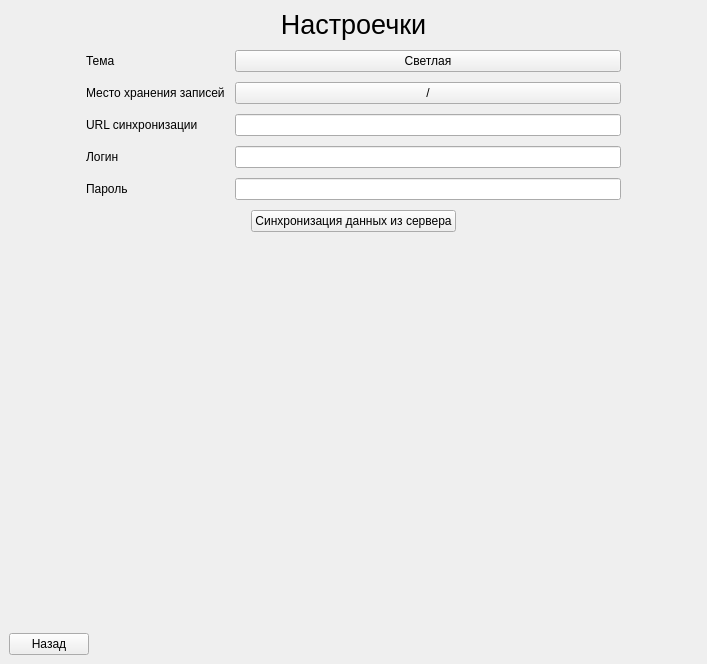
The window that mainwindow.ui (Gray-Advantage/NotesWithTags) describes before a commit, drawn with Qt 5.
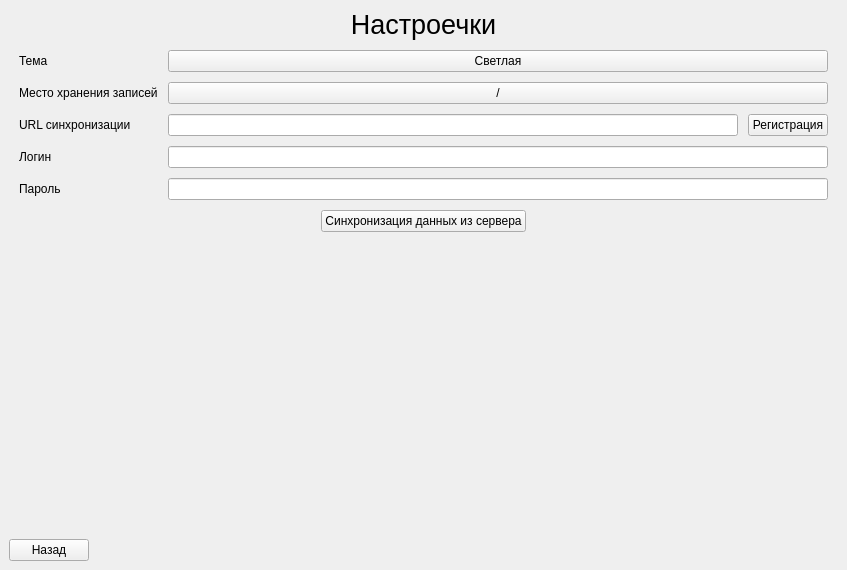
The same window after the commit. The open tabs and pages were chosen to show the change.

```diff
--- a/mainwindow.ui
+++ b/mainwindow.ui
@@ -6,8 +6,8 @@
    <rect>
     <x>0</x>
     <y>0</y>
-    <width>707</width>
-    <height>664</height>
+    <width>847</width>
+    <height>570</height>
    </rect>
   </property>
   <property name="windowTitle">
@@ -326,7 +326,7 @@
          </widget>
         </item>
         <item>
-         <layout class="QHBoxLayout" name="horizontalLayout_5" stretch="1,7,1">
+         <layout class="QHBoxLayout" name="horizontalLayout_5" stretch="1,80,1">
           <item>
            <spacer name="horizontalSpacer_6">
             <property name="orientation">
@@ -356,34 +356,38 @@
               </property>
              </widget>
             </item>
-            <item row="2" column="0">
-             <widget class="QLabel" name="label_2">
+            <item row="1" column="0">
+             <widget class="QLabel" name="label_5">
               <property name="text">
-               <string>URL синхронизации</string>
+               <string>Место хранения записей</string>
               </property>
              </widget>
             </item>
-            <item row="2" column="1">
-             <widget class="QLineEdit" name="sync_url_input"/>
+            <item row="1" column="1">
+             <widget class="QPushButton" name="set_save_place_button">
+              <property name="text">
+               <string>/</string>
+              </property>
+             </widget>
             </item>
             <item row="4" column="0">
-             <widget class="QLabel" name="label_3">
-              <property name="text">
-               <string>Пароль</string>
-              </property>
-             </widget>
-            </item>
-            <item row="3" column="0">
              <widget class="QLabel" name="label_4">
               <property name="text">
                <string>Логин</string>
               </property>
              </widget>
             </item>
-            <item row="3" column="1">
-             <widget class="QLineEdit" name="login_sync_input"/>
-            </item>
             <item row="4" column="1">
+             <widget class="QLineEdit" name="login_sync_input"/>
+            </item>
+            <item row="5" column="0">
+             <widget class="QLabel" name="label_3">
+              <property name="text">
+               <string>Пароль</string>
+              </property>
+             </widget>
+            </item>
+            <item row="5" column="1">
              <widget class="QLineEdit" name="password_sync_input">
               <property name="inputMask">
                <string/>
@@ -396,17 +400,24 @@
               </property>
              </widget>
             </item>
-            <item row="1" column="0">
-             <widget class="QLabel" name="label_5">
-              <property name="text">
-               <string>Место хранения записей</string>
-              </property>
-             </widget>
+            <item row="3" column="1">
+             <layout class="QHBoxLayout" name="horizontalLayout_9">
+              <item>
+               <widget class="QLineEdit" name="sync_url_input"/>
+              </item>
+              <item>
+               <widget class="QPushButton" name="open_register_button">
+                <property name="text">
+                 <string>Регистрация</string>
+                </property>
+               </widget>
+              </item>
+             </layout>
             </item>
-            <item row="1" column="1">
-             <widget class="QPushButton" name="set_save_place__button">
+            <item row="3" column="0">
+             <widget class="QLabel" name="label_2">
               <property name="text">
-               <string>/</string>
+               <string>URL синхронизации</string>
               </property>
              </widget>
             </item>
@@ -480,6 +491,13 @@
           </property>
          </spacer>
         </item>
+        <item>
+         <widget class="QLabel" name="sync_warn_label_on_settings">
+          <property name="text">
+           <string/>
+          </property>
+         </widget>
+        </item>
         <item>
          <layout class="QHBoxLayout" name="horizontalLayout_4">
           <property name="spacing">
```
Left out of the diff: 4 changed lines with no effect on the pictures.
